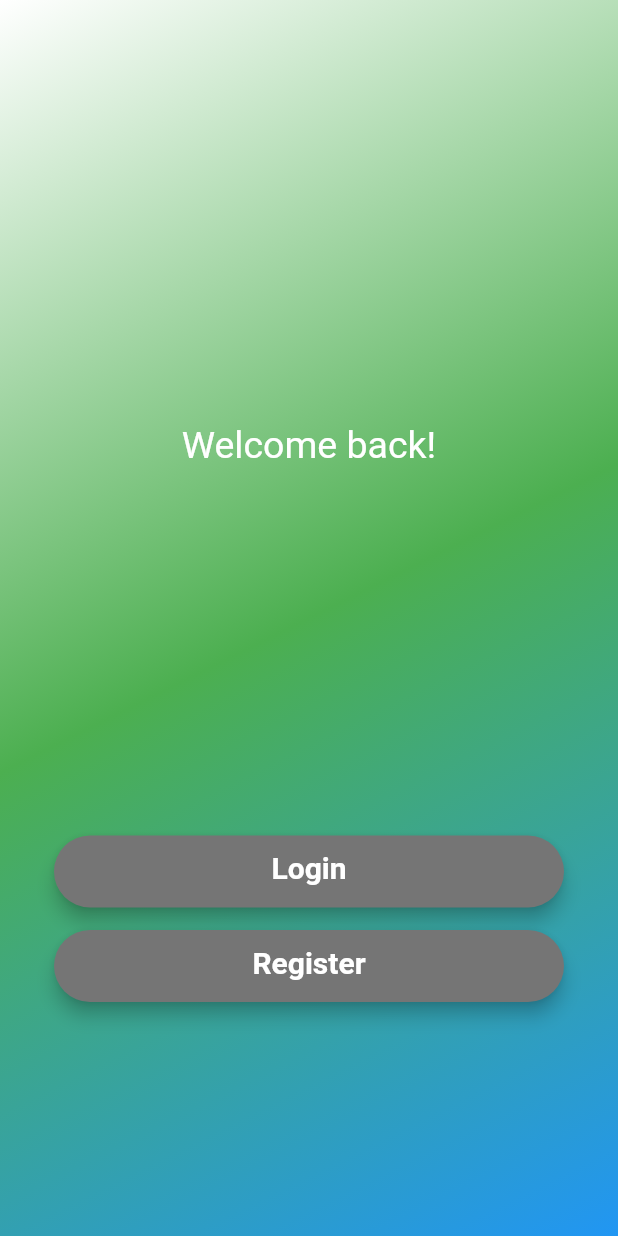
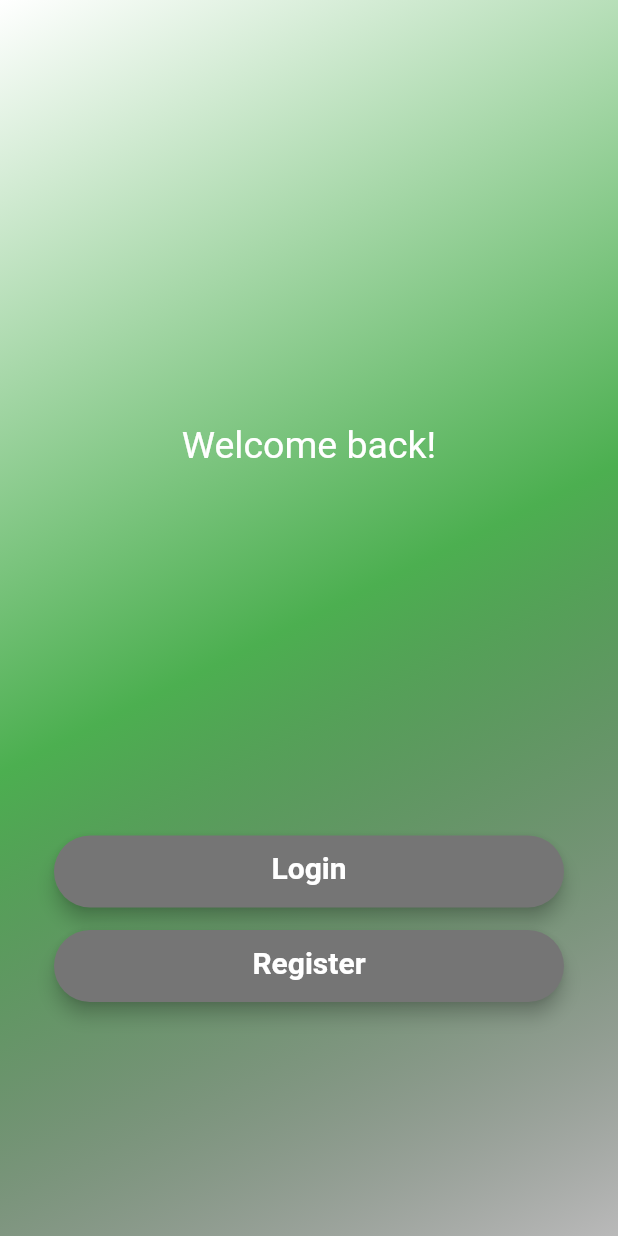
Before and after one commit to Afram94/HiLoGame_Flutter, a Flutter app: the screen it shows after launch, on a phone screen of 412 x 824 dp. Run offline on Flutter 3.47's test engine with Material 2 defaults, Android fonts, the phone set to English and light mode, and no system bars; our stand-ins replace cloud_firestore, firebase_auth, firebase_core, flutter_spinkit, shared_preferences; accounts and stored records are empty.

Commit message:
new test change

```diff
--- a/lib/views/opening_screen.dart
+++ b/lib/views/opening_screen.dart
@@ -107,7 +107,7 @@ class _OpeningViewState extends State<OpeningView> {
           gradient: LinearGradient(
               begin: Alignment.topLeft,
               end: Alignment.bottomRight,
-              colors: [Colors.white,Colors.green, Colors.blue])),
+              colors: [Colors.white,Colors.green, Colors.black26])),
       //____________________________________
       padding: EdgeInsets.all(36),
       child: Column(
```
Also changed, not shown: flutter_01.png (added).
